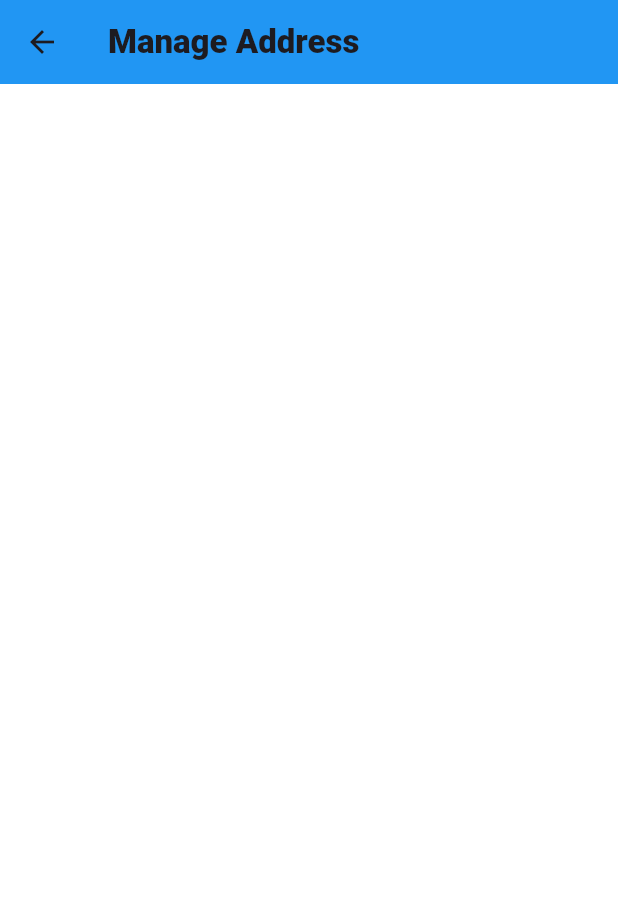
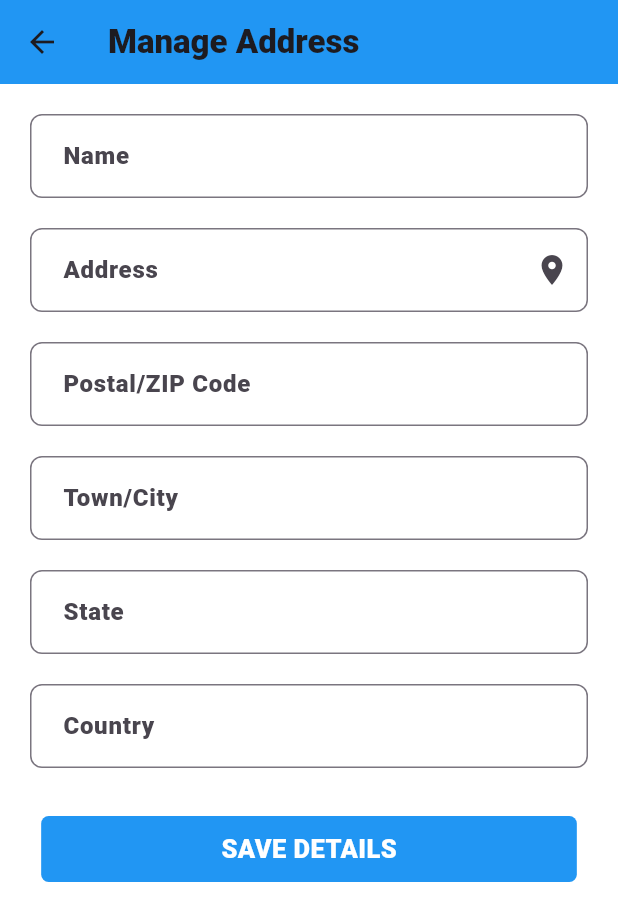
Before and after one commit to Ayush0316/ngo-app, a Flutter app: the manage_address screen opened directly, on a phone screen of 412 x 824 dp. Shown: the top 921 px of the screen. Run offline on Flutter 3.47's test engine with Material 2 defaults, Android fonts, the phone set to English and light mode, and no system bars; drawn by our look-alikes of flutter_form_builder; our stand-ins replace carousel_slider, cloud_firestore, firebase_auth, firebase_core, form_builder_validators, smooth_page_indicator; missing offline and left inert: adaptive_layout, autocomplete_textfield, form_builder_phone_field, sliding_switch; accounts and stored records are empty.

Commit message:
made manage address page

```diff
--- a/ngo_app/lib/screens/Account/manage_address.dart
+++ b/ngo_app/lib/screens/Account/manage_address.dart
@@ -1,4 +1,7 @@
 import "package:flutter/material.dart";
+import 'package:flutter_form_builder/flutter_form_builder.dart';
+import 'package:form_builder_validators/form_builder_validators.dart';
+import 'package:form_builder_phone_field/form_builder_phone_field.dart';
 
 class manage_address extends StatefulWidget {
   const manage_address({super.key});
@@ -21,7 +24,142 @@ class _manage_addressState extends State<manage_address> {
             title: const Text("Manage Address"),
             elevation: 0.0,
           ),
-
+          body: SafeArea(
+            child: SingleChildScrollView(
+              keyboardDismissBehavior: ScrollViewKeyboardDismissBehavior.onDrag,
+              padding: const EdgeInsets.only(top: 20, left: 20, right: 20),
+              child: Column(
+                crossAxisAlignment: CrossAxisAlignment.center,
+                children: [
+                  Flexible(child: Container(), flex: 0),
+                  FormBuilder(
+                    // key: _formKey,
+                    child: Column(children: <Widget>[
+                      FormBuilderTextField(
+                        name: "name",
+                        keyboardType: TextInputType.emailAddress,
+                        decoration: InputDecoration(
+                          labelText: 'Name',
+                          border: OutlineInputBorder(
+                            gapPadding: 10.0,
+                            borderRadius: BorderRadius.all(
+                              Radius.circular(8),
+                            ),
+                          ),
+                        ),
+                      ),
+                      const SizedBox(
+                        height: 20,
+                      ),
+                      FormBuilderTextField(
+                        name: "name",
+                        keyboardType: TextInputType.emailAddress,
+                        decoration: InputDecoration(
+                          suffixIcon: Icon(
+                            Icons.location_on,
+                          ),
+                          labelText: 'Address',
+                          border: OutlineInputBorder(
+                            gapPadding: 10.0,
+                            borderRadius: BorderRadius.all(
+                              Radius.circular(8),
+                            ),
+                          ),
+                        ),
+                      ),
+                      const SizedBox(
+                        height: 20,
+                      ),
+                      FormBuilderTextField(
+                        name: "name",
+                        keyboardType: TextInputType.emailAddress,
+                        decoration: InputDecoration(
+                          labelText: 'Postal/ZIP Code',
+                          border: OutlineInputBorder(
+                            gapPadding: 10.0,
+                            borderRadius: BorderRadius.all(
+                              Radius.circular(8),
+                            ),
+                          ),
+                        ),
+                      ),
+                      const SizedBox(
+                        height: 20,
+                      ),
+                      FormBuilderTextField(
+                        name: "name",
+                        keyboardType: TextInputType.emailAddress,
+                        decoration: InputDecoration(
+                          labelText: 'Town/City',
+                          border: OutlineInputBorder(
+                            gapPadding: 10.0,
+                            borderRadius: BorderRadius.all(
+                              Radius.circular(8),
+                            ),
+                          ),
+                        ),
+                      ),
+                      const SizedBox(
+                        height: 20,
+                      ),
+                      FormBuilderTextField(
+                        name: "name",
+                        keyboardType: TextInputType.emailAddress,
+                        decoration: InputDecoration(
+                          labelText: 'State',
+                          border: OutlineInputBorder(
+                            gapPadding: 10.0,
+                            borderRadius: BorderRadius.all(
+                              Radius.circular(8),
+                            ),
+                          ),
+                        ),
+                      ),
+                      const SizedBox(
+                        height: 20,
+                      ),
+                      FormBuilderTextField(
+                        name: "name",
+                        keyboardType: TextInputType.emailAddress,
+                        decoration: InputDecoration(
+                          labelText: 'Country',
+                          border: OutlineInputBorder(
+                            gapPadding: 10.0,
+                            borderRadius: BorderRadius.all(
+                              Radius.circular(8),
+                            ),
+                          ),
+                        ),
+                      ),
+                      const SizedBox(
+                        height: 30,
+                      ),
+                      ElevatedButton(
+                        onPressed: () async {},
+                        child: const Text(
+                          "SAVE DETAILS",
+                          style: TextStyle(
+                              letterSpacing: 0.3,
+                              fontSize: 17,
+                              fontWeight: FontWeight.w200,
+                              color: Colors.white),
+                        ),
+                        style: ElevatedButton.styleFrom(
+                          shape: RoundedRectangleBorder(
+                            borderRadius: BorderRadius.circular(5),
+                          ),
+                          elevation: 0.0,
+                          backgroundColor: Colors.blue,
+                          padding: EdgeInsets.symmetric(
+                              horizontal: 120, vertical: 10),
+                        ),
+                      ),
+                    ]),
+                  ),
+                ],
+              ),
+            ),
+          ),
         ),
       );
 }
```
